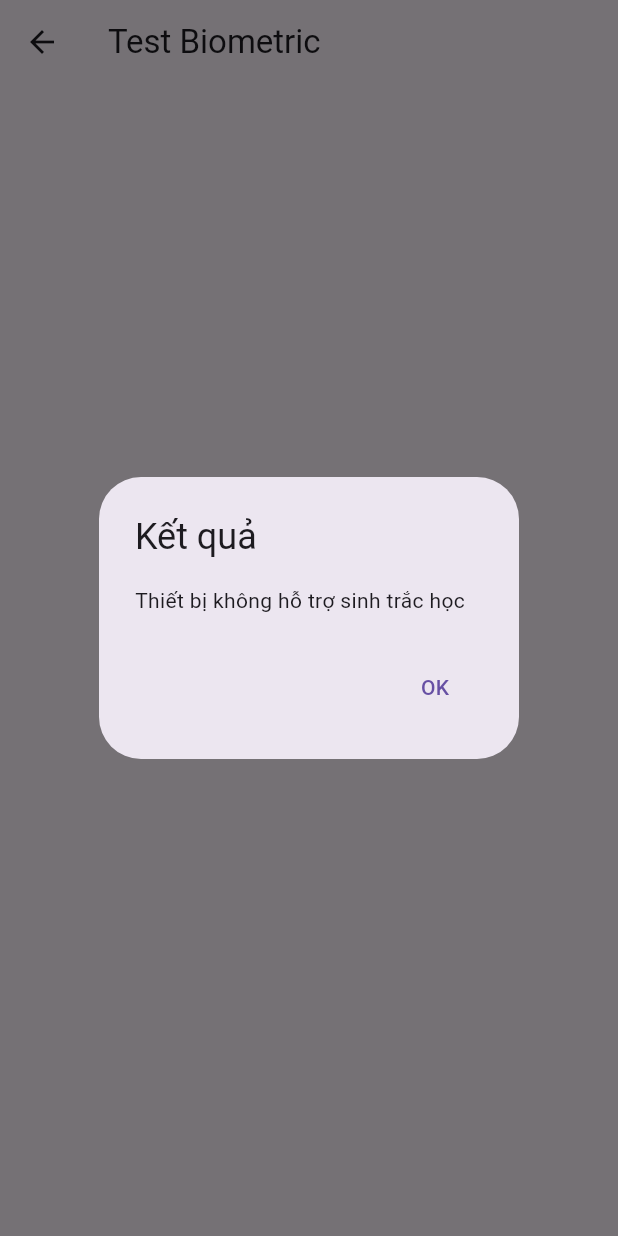
After one commit to nguyenminh1905/Cyber-Flutter-app, a Flutter app: the BiometricTest screen opened directly, after a tap on "Xác thực", on a phone screen of 412 x 824 dp. The commit adds this screen. Run offline on Flutter 3.47's test engine with Material 3 defaults, Android fonts, the phone set to English and light mode, and no system bars; our stand-ins replace flutter_slidable, local_auth, shared_preferences; accounts and stored records are empty; statements that could not run were skipped.

Commit message:
them biometric

```diff
--- /dev/null
+++ b/lib/menu_screen/biometric/biometric_screen.dart
@@ -0,0 +1,67 @@
+import 'package:flutter/material.dart';
+import 'package:local_auth/local_auth.dart';
+
+class BiometricTest extends StatelessWidget {
+  const BiometricTest({super.key});
+
+  Future<void> _authenticate(BuildContext context) async {
+    final auth = LocalAuthentication();
+
+    try {
+      //Kiểm tra thiết bị có hỗ trợ sinh trắc học không
+      final canAuthenticate = await auth.canCheckBiometrics ||
+          await auth.isDeviceSupported();
+
+      if (!canAuthenticate) {
+        _showDialog(context, "Thiết bị không hỗ trợ sinh trắc học");
+        return;
+      }
+
+      // 2. Thực hiện xác thực
+      final isAuthenticated = await auth.authenticate(
+        localizedReason: 'Xác thực để tiếp tục',
+        options: const AuthenticationOptions(
+          biometricOnly: true,
+          stickyAuth: true,
+        ),
+      );
+
+      if (isAuthenticated) {
+        _showDialog(context, "Xác thực thành công");
+      } else {
+        _showDialog(context, "Xác thực thất bại");
+      }
+    } catch (e) {
+      _showDialog(context, "Lỗi: $e");
+    }
+  }
+
+  void _showDialog(BuildContext context, String message) {
+    showDialog(
+      context: context,
+      builder: (_) => AlertDialog(
+        title: const Text("Kết quả"),
+        content: Text(message),
+        actions: [
+          TextButton(
+            onPressed: () => Navigator.pop(context),
+            child: const Text("OK"),
+          ),
+        ],
+      ),
+    );
+  }
+
+  @override
+  Widget build(BuildContext context) {
+    return Scaffold(
+      appBar: AppBar(title: const Text("Test Biometric")),
+      body: Center(
+        child: ElevatedButton(
+          onPressed: () => _authenticate(context),
+          child: const Text("Xác thực"),
+        ),
+      ),
+    );
+  }
+}
--- a/lib/second_screen/test_screen.dart
+++ b/lib/menu_screen/test_screen.dart
@@ -4,11 +4,10 @@ class TestScreen extends StatelessWidget {
   const TestScreen({super.key});
 
   @override
-  @override
   Widget build(BuildContext context) {
     return Scaffold(
-      appBar: AppBar(title: const Text("Test")),
-      body: Center(child: const Text("Test Screen")),
+      appBar: AppBar(title: const Text("Test Screen")),
+      body: const Center(child: Text("This is a test screen.")),
     );
   }
 }
--- a/pubspec.yaml
+++ b/pubspec.yaml
@@ -39,7 +39,7 @@ dependencies:
   flutter_slidable: ^3.0.0
   intl: ^0.19.0
   shared_preferences: ^2.5.4
-  local_auth: ^3.0.0
+  local_auth: ^2.2.0
 
 dev_dependencies:
   flutter_test:
```
Also changed, not shown: lib/main_screen/home_screen.dart (+4 -3 lines), lib/menu_screen/drawicon/draw_icon_controller.dart (renamed from lib/second_screen/drawicon/draw_icon_controller.dart, +11 -7 lines), lib/menu_screen/drawicon/draw_icon_screen.dart (renamed from lib/second_screen/drawicon/draw_icon_screen.dart, +2 -9 lines), lib/menu_screen/appointment/book_appointment_screen.dart (renamed from lib/second_screen/appointment/book_appointment_screen.dart), lib/menu_screen/appointment/create_appointment_screen.dart (renamed from lib/second_screen/appointment/create_appointment_screen.dart), lib/menu_screen/catalog/car_catalog_screen.dart (renamed from lib/second_screen/catalog/car_catalog_screen.dart), lib/menu_screen/drawicon/cyber_icon.dart (renamed from lib/second_screen/drawicon/cyber_icon.dart), lib/menu_screen/drawicon/draw_icon_widget.dart (renamed from lib/second_screen/drawicon/draw_icon_widget.dart), lib/menu_screen/khachhang/chon_xe_screen.dart (renamed from lib/second_screen/khachhang/chon_xe_screen.dart), lib/menu_screen/khachhang/khach_hang_screen.dart (renamed from lib/second_screen/khachhang/khach_hang_screen.dart), lib/menu_screen/khachhang/khach_hang_tab.dart (renamed from lib/second_screen/khachhang/khach_hang_tab.dart), lib/menu_screen/khachhang/thongtin_tab.dart (renamed from lib/second_screen/khachhang/thongtin_tab.dart), lib/menu_screen/khachhang/xe_tab.dart (renamed from lib/second_screen/khachhang/xe_tab.dart), pubspec.lock, 3 other files.
